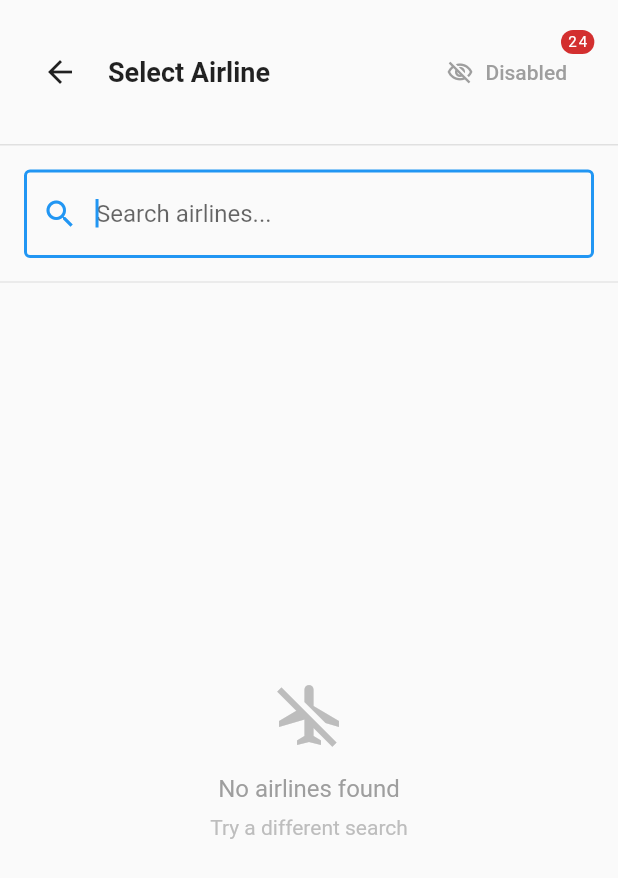
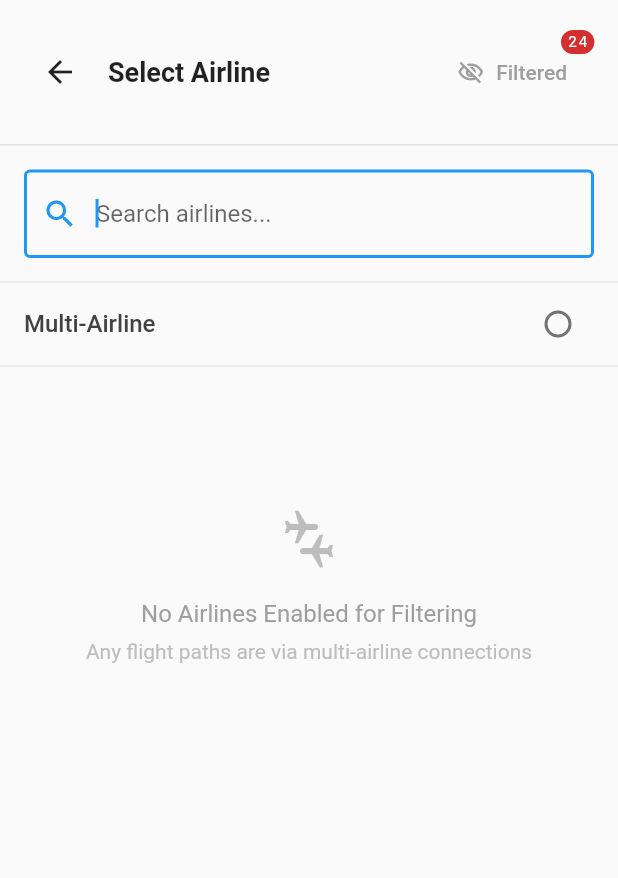
Before and after one commit to maxinefonua/voyager-app, a Flutter app: the AirlineSelectState widget shown alone on an empty page, opened directly with empty values, on a phone screen of 412 x 824 dp. Shown: the top 878 px of the screen. Run offline on Flutter 3.47's test engine with Material 3 defaults, Android fonts, the phone set to English and light mode, and no system bars; our stand-ins replace equatable, flutter_svg, timezone; network calls fail; statements that could not run were skipped.

Commit message:
airline filtering updated

```diff
--- a/lib/core/airline_select_state.dart
+++ b/lib/core/airline_select_state.dart
@@ -58,6 +58,17 @@ class _AirlineSelectStateState extends State<AirlineSelectState> {
     super.dispose();
   }
 
+  Future<void> _handleSelection(Airline? airline) async {
+    if (airline == _currentSelection) return;
+    setState(() {
+      _currentSelection = airline;
+    });
+    widget.onSelected(airline);
+    await Future.delayed(Duration(milliseconds: 500));
+    if (!mounted) return;
+    Navigator.pop(context);
+  }
+
   @override
   Widget build(BuildContext context) {
     final disabledCount = AirlineOptionList.airlineValues
@@ -72,10 +83,7 @@ class _AirlineSelectStateState extends State<AirlineSelectState> {
           child: AirlineOptionList(
             selectedAirline: _currentSelection,
             enabledAirlines: _enabledAirlines,
-            onAirlineSelected: (airline) {
-              widget.onSelected(airline);
-              Navigator.pop(context);
-            },
+            onAirlineSelected: _handleSelection,
             searchQuery: _searchController.text.toLowerCase(),
             showDisabled: _showDisabled,
           ),
@@ -146,7 +154,7 @@ class _AirlineSelectStateState extends State<AirlineSelectState> {
                 : Icons.visibility_off_outlined,
             size: 18,
           ),
-          label: Text('Disabled'),
+          label: Text('Filtered'),
           style: TextButton.styleFrom(
             foregroundColor: _showDisabled ? Colors.blue : Colors.grey,
           ),
--- a/lib/core/flight_search_state.dart
+++ b/lib/core/flight_search_state.dart
@@ -167,6 +167,11 @@ class FlightSearchState with ChangeNotifier {
           [_departureAirport!.iata],
           [_destinationAirport!.iata],
         );
+        if (_enabledAirlines != null && _selectedAirline != null) {
+          if (!_enabledAirlines!.contains(_selectedAirline)) {
+            _selectedAirline = null;
+          }
+        }
         notifyListeners();
 
         _nearbyDepartureAirports = await _airportCache.fetchNearbyAirports(
--- a/lib/filters/airline_option_list.dart
+++ b/lib/filters/airline_option_list.dart
@@ -32,10 +32,6 @@ class AirlineOptionList extends StatelessWidget {
       final isEnabled = enabledAirlines?.contains(airline) ?? true;
       return showDisabled || isEnabled;
     }).toList();
-
-    if (filteredAirlines.isEmpty) {
-      return _buildNoResults();
-    }
 
     // Create keys for scrolling
     final GlobalKey allAirlinesKey = GlobalKey();
@@ -72,9 +68,12 @@ class AirlineOptionList extends StatelessWidget {
           onChanged: onAirlineSelected,
           child: Column(
             children: [
-              if (searchQuery.isEmpty)
               _buildAllAirlinesOption(key: allAirlinesKey),
-              if (searchQuery.isEmpty) const Divider(height: 0),
+              Divider(height: 0),
+              if (searchQuery.isNotEmpty && filteredAirlines.isEmpty)
+                Expanded(child: _buildNoResults()),
+              if (searchQuery.isEmpty && filteredAirlines.isEmpty)
+                Expanded(child: _buildNoEnabledAirlines()),
               Expanded(
                 child: SingleChildScrollView(
                   child: Column(
@@ -99,16 +98,21 @@ class AirlineOptionList extends StatelessWidget {
 
   Widget _buildAirlineOption(Airline airline, {GlobalKey? key}) {
     final isEnabled = enabledAirlines?.contains(airline) ?? true;
-    return ListTile(
-      key: key, // Assign the key to the ListTile
-      tileColor: airline == selectedAirline ? Colors.grey[200] : null,
+    return Material(
+      color: Colors.transparent,
+      child: InkWell(
+        onTap: isEnabled ? () => onAirlineSelected(airline) : null,
+        borderRadius: BorderRadius.circular(8),
+        child: Container(
+          color: airline == selectedAirline ? Colors.grey[100] : null,
+          child: ListTile(
+            key: key,
             enabled: isEnabled,
             leading: Container(
-        padding: EdgeInsets.zero,
               width: 40,
               height: 40,
               decoration: BoxDecoration(
-          color: isEnabled ? Colors.blue[50] : Colors.grey[100],
+                color: isEnabled ? Colors.blue[50] : Colors.grey[50],
                 borderRadius: BorderRadius.circular(8),
               ),
               child: Icon(
@@ -130,21 +134,56 @@ class AirlineOptionList extends StatelessWidget {
               value: airline,
               toggleable: true,
             ),
-      onTap: isEnabled ? () => onAirlineSelected(airline) : null,
             contentPadding: EdgeInsets.symmetric(horizontal: 16),
+          ),
+        ),
+      ),
     );
   }
 
   Widget _buildAllAirlinesOption({GlobalKey? key}) {
-    return ListTile(
-      key: key, // Assign the key to the ListTile
-      title: const Padding(
-        padding: EdgeInsets.symmetric(horizontal: 8.0),
-        child: Text('Multi-Airline'),
+    return Material(
+      color: Colors.transparent,
+      child: InkWell(
+        onTap: () => onAirlineSelected(null),
+        borderRadius: BorderRadius.circular(8),
+        child: Container(
+          color: selectedAirline == null ? Colors.grey[100] : null,
+          child: ListTile(
+            title: Text(
+              'Multi-Airline',
+              style: TextStyle(
+                fontSize: 16,
+                color: Colors.grey[800],
+                fontWeight: FontWeight.w500,
+              ),
             ),
             trailing: Radio<Airline?>(value: null, toggleable: true),
-      onTap: () => onAirlineSelected(null),
             contentPadding: EdgeInsets.symmetric(horizontal: 16),
+          ),
+        ),
+      ),
+    );
+  }
+
+  Widget _buildNoEnabledAirlines() {
+    return Center(
+      child: Column(
+        mainAxisAlignment: MainAxisAlignment.center,
+        children: [
+          Icon(Icons.connecting_airports, size: 48, color: Colors.grey[400]),
+          SizedBox(height: 16),
+          Text(
+            'No Airlines Enabled for Filtering',
+            style: TextStyle(color: Colors.grey[500], fontSize: 16),
+          ),
+          SizedBox(height: 8),
+          Text(
+            'Any flight paths are via multi-airline connections',
+            style: TextStyle(color: Colors.grey[400], fontSize: 14),
+          ),
+        ],
+      ),
     );
   }
 
```
Also changed, not shown: lib/content/search_summary.dart (+8 -3 lines). Lines whose indentation alone changed are shown as unchanged.
